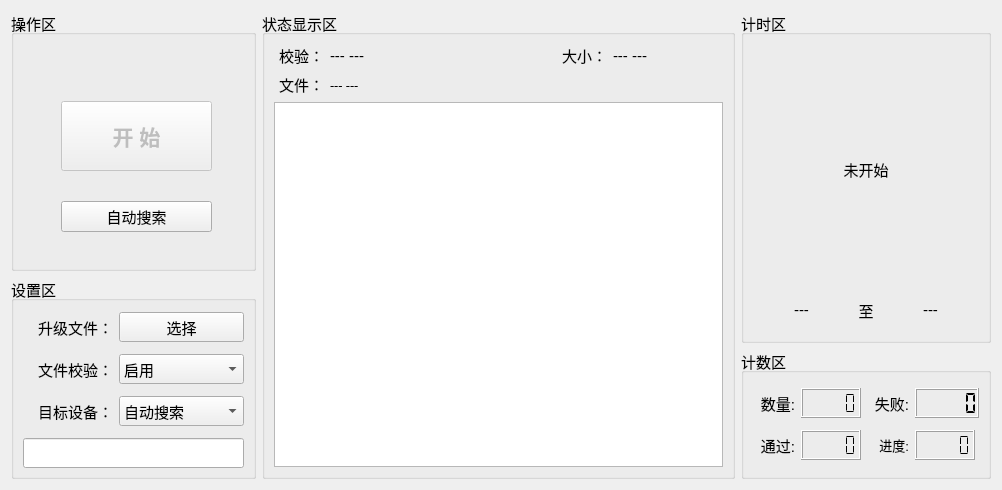
Above: mpro_ota/home/home_workwid.ui from ChinaClever/MPro-Tools before the change. Below: the same form after it.
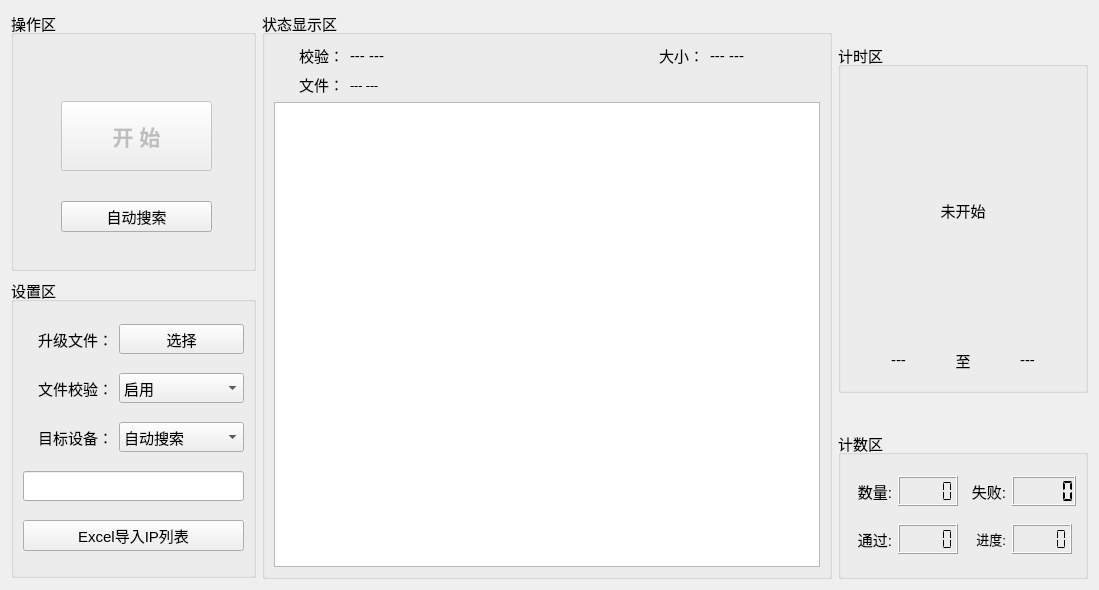
That is the form after the change.

```diff
--- a/mpro_ota/home/home_workwid.ui
+++ b/mpro_ota/home/home_workwid.ui
@@ -6,8 +6,8 @@
    <rect>
     <x>0</x>
     <y>0</y>
-    <width>1002</width>
-    <height>490</height>
+    <width>1099</width>
+    <height>590</height>
    </rect>
   </property>
   <property name="windowTitle">
@@ -349,7 +349,7 @@
        <widget class="QLabel" name="label_14">
         <property name="maximumSize">
          <size>
-          <width>50</width>
+          <width>70</width>
           <height>16777215</height>
          </size>
         </property>
@@ -372,7 +372,7 @@
        <widget class="QLabel" name="label_11">
         <property name="maximumSize">
          <size>
-          <width>60</width>
+          <width>70</width>
           <height>16777215</height>
          </size>
         </property>
@@ -401,7 +401,7 @@
        <widget class="QLabel" name="label_13">
         <property name="maximumSize">
          <size>
-          <width>50</width>
+          <width>70</width>
           <height>16777215</height>
          </size>
         </property>
@@ -459,7 +459,7 @@
      <property name="maximumSize">
       <size>
        <width>245</width>
-       <height>245</height>
+       <height>300</height>
       </size>
      </property>
      <property name="font">
@@ -471,15 +471,6 @@
       <string>设置区</string>
      </property>
      <layout class="QGridLayout" name="gridLayout_5">
-      <property name="topMargin">
-       <number>5</number>
-      </property>
-      <property name="bottomMargin">
-       <number>0</number>
-      </property>
-      <property name="verticalSpacing">
-       <number>6</number>
-      </property>
       <item row="0" column="0">
        <widget class="QLabel" name="label_6">
         <property name="minimumSize">
@@ -614,6 +605,13 @@
         </property>
        </widget>
       </item>
+      <item row="4" column="0" colspan="2">
+       <widget class="QPushButton" name="excelBtn">
+        <property name="text">
+         <string>Excel导入IP列表</string>
+        </property>
+       </widget>
+      </item>
      </layout>
     </widget>
    </item>
```
Left out of the diff: 5 changed lines with no effect on the pictures.
